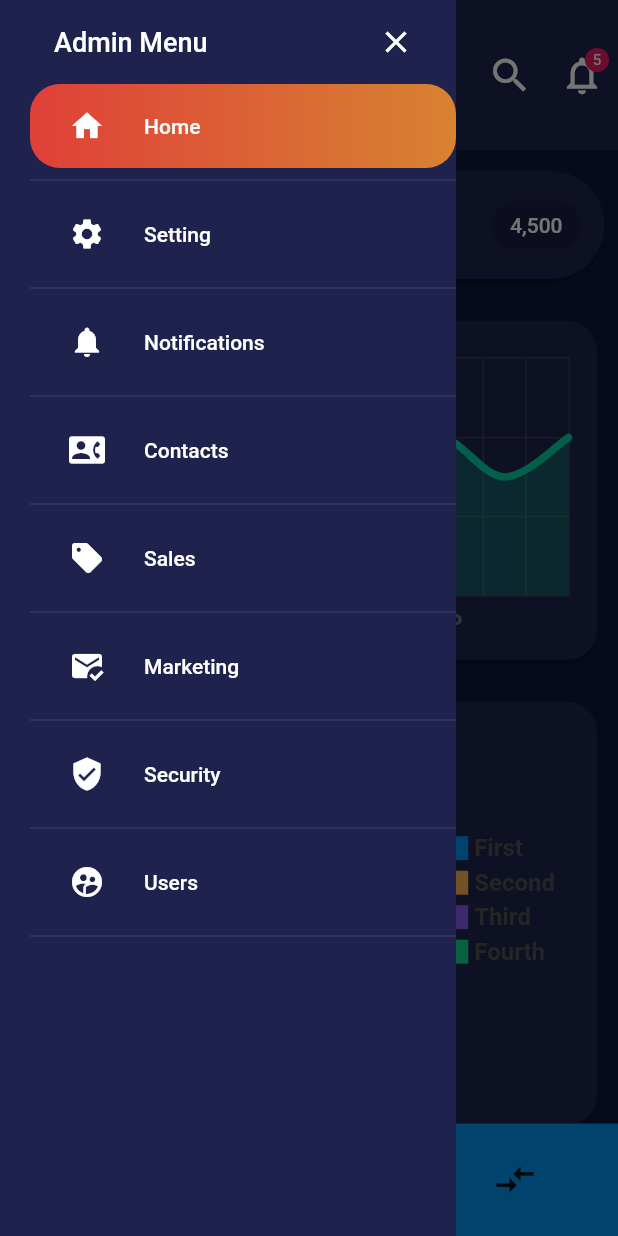
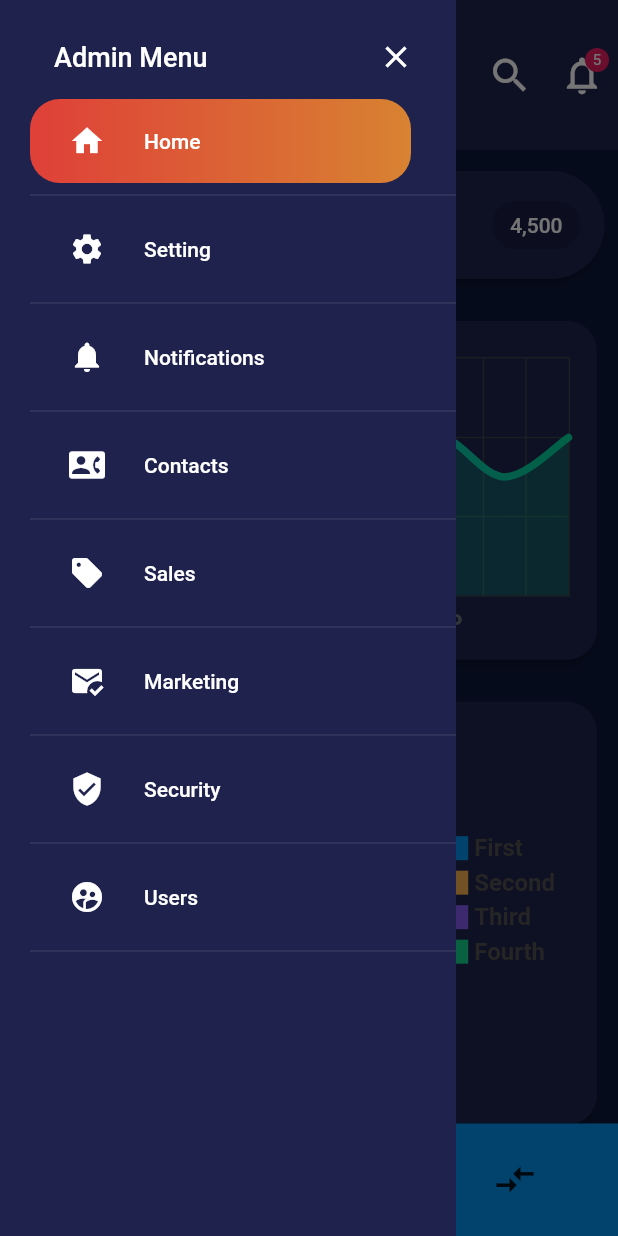
Before and after one commit to ishworpanta10/flutter_responsive_admin_panel, a Flutter app: the screen it shows after launch, with the side drawer open, on a phone screen of 412 x 824 dp. Run offline on Flutter 3.47's test engine with Material 2 defaults, Android fonts, the light colour scheme and no system bars; drawn by our look-alikes of curved_navigation_bar, fl_chart; our stand-ins replace flutter_bloc.

Commit message:
screenshots added

```diff
--- a/lib/screens/drawer.dart
+++ b/lib/screens/drawer.dart
@@ -22,11 +22,13 @@ class DrawerPage extends StatelessWidget {
   Widget build(BuildContext context) {
     return Drawer(
       elevation: 0,
+      child: SafeArea(
         child: SingleChildScrollView(
           child: Padding(
             padding: const EdgeInsets.only(left: Constants.kPadding * 2),
             child: Column(
               children: [
+                if (!ResponsiveLayout.isComputer(context)) const SizedBox(height: 10) else const SizedBox.shrink(),
                 ListTile(
                   title: const Text(
                     "Admin Menu",
@@ -51,7 +53,9 @@ class DrawerPage extends StatelessWidget {
                     children: [
                       BlocBuilder<SelectDrawerItemBloc, int>(
                         builder: (context, selectedItem) {
-                        return Container(
+                          return Padding(
+                            padding: const EdgeInsets.only(right: 30),
+                            child: Container(
                               decoration: index == selectedItem
                                   ? BoxDecoration(
                                       borderRadius: BorderRadius.circular(20),
@@ -84,6 +88,7 @@ class DrawerPage extends StatelessWidget {
                                   borderRadius: BorderRadius.circular(20),
                                 ),
                               ),
+                            ),
                           );
                         },
                       ),
@@ -98,6 +103,7 @@ class DrawerPage extends StatelessWidget {
             ),
           ),
         ),
+      ),
     );
   }
 }
--- a/lib/widgets/custom_appbar/custom_appbar.dart
+++ b/lib/widgets/custom_appbar/custom_appbar.dart
@@ -16,7 +16,7 @@ class CustomAppBar extends StatelessWidget {
         children: [
           if (ResponsiveLayout.isComputer(context))
             Container(
-              margin: const EdgeInsets.all(Constants.kPadding),
+              margin: const EdgeInsets.only(left: Constants.kPadding * 2.5),
               height: double.infinity,
               decoration: const BoxDecoration(
                 boxShadow: [
```
Also changed, not shown: 8 other files. Lines whose indentation alone changed are shown as unchanged.
